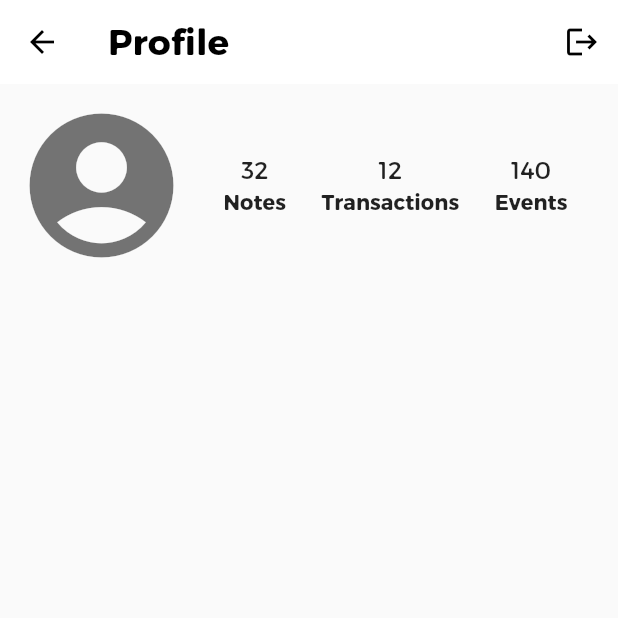
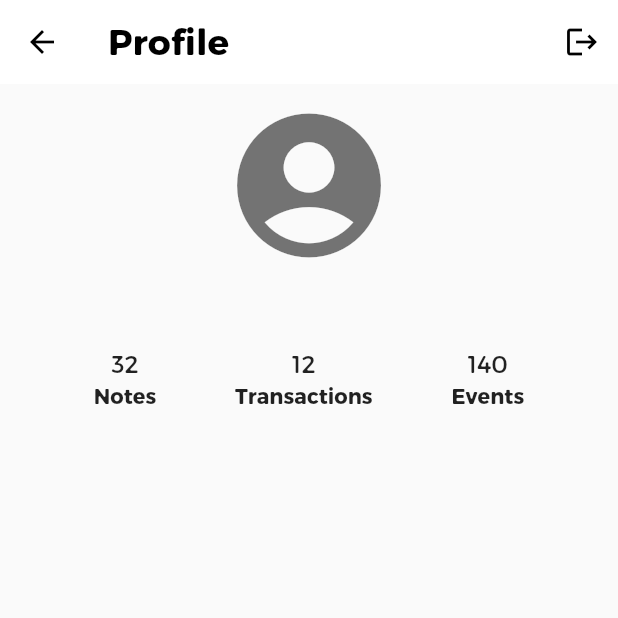
Before and after one commit to atedesch1/mebook, a Flutter app: the ProfileScreen screen opened directly, on a phone screen of 412 x 824 dp, the top half of it. Run offline on Flutter 3.47's test engine with Material 2 defaults, Android fonts, the phone set to English and light mode, and no system bars; our stand-ins replace cloud_firestore, device_preview, firebase_auth, firebase_core, flutter_dotenv, google_sign_in and 2 more; missing offline and left inert: extension_google_sign_in_as_googleapis_auth, googleapis; accounts and stored records are empty; network calls fail; project files that could hold a hidden picture were left out.

Commit message:
change layout to column

```diff
--- a/mobile/lib/screens/profile_screen.dart
+++ b/mobile/lib/screens/profile_screen.dart
@@ -41,14 +41,39 @@ class ProfileScreen extends StatelessWidget {
           ),
           SliverFillRemaining(
             child: Column(
-              crossAxisAlignment: CrossAxisAlignment.start,
+              crossAxisAlignment: CrossAxisAlignment.center,
               children: [
                 Padding(
                   padding: const EdgeInsets.all(10.0),
+                  child: circleAvatar,
+                ),
+                displayName == null
+                    ? FutureBuilder(
+                        future: context.read<AuthService>().username,
+                        builder: (context, snapshot) {
+                          if (snapshot.hasData)
+                            return Text(
+                              snapshot.data,
+                              style: TextStyle(
+                                fontSize: 18,
+                                fontWeight: FontWeight.bold,
+                              ),
+                            );
+                          return CircularProgressIndicator();
+                        })
+                    : Text(
+                        displayName,
+                        style: TextStyle(
+                          fontSize: 18,
+                          fontWeight: FontWeight.bold,
+                        ),
+                      ),
+                Padding(
+                  padding: const EdgeInsets.symmetric(
+                      horizontal: 10.0, vertical: 20.0),
                   child: Row(
                     mainAxisSize: MainAxisSize.min,
                     children: [
-                      circleAvatar,
                       Expanded(
                         child: Row(
                           mainAxisAlignment: MainAxisAlignment.spaceEvenly,
@@ -63,30 +88,6 @@ class ProfileScreen extends StatelessWidget {
                     ],
                   ),
                 ),
-                Padding(
-                  padding: const EdgeInsets.symmetric(horizontal: 10.0),
-                  child: displayName == null
-                      ? FutureBuilder(
-                          future: context.read<AuthService>().username,
-                          builder: (context, snapshot) {
-                            if (snapshot.hasData)
-                              return Text(
-                                snapshot.data,
-                                style: TextStyle(
-                                  fontSize: 18,
-                                  fontWeight: FontWeight.bold,
-                                ),
-                              );
-                            return CircularProgressIndicator();
-                          })
-                      : Text(
-                          displayName,
-                          style: TextStyle(
-                            fontSize: 18,
-                            fontWeight: FontWeight.bold,
-                          ),
-                        ),
-                ),
               ],
             ),
           ),
```
